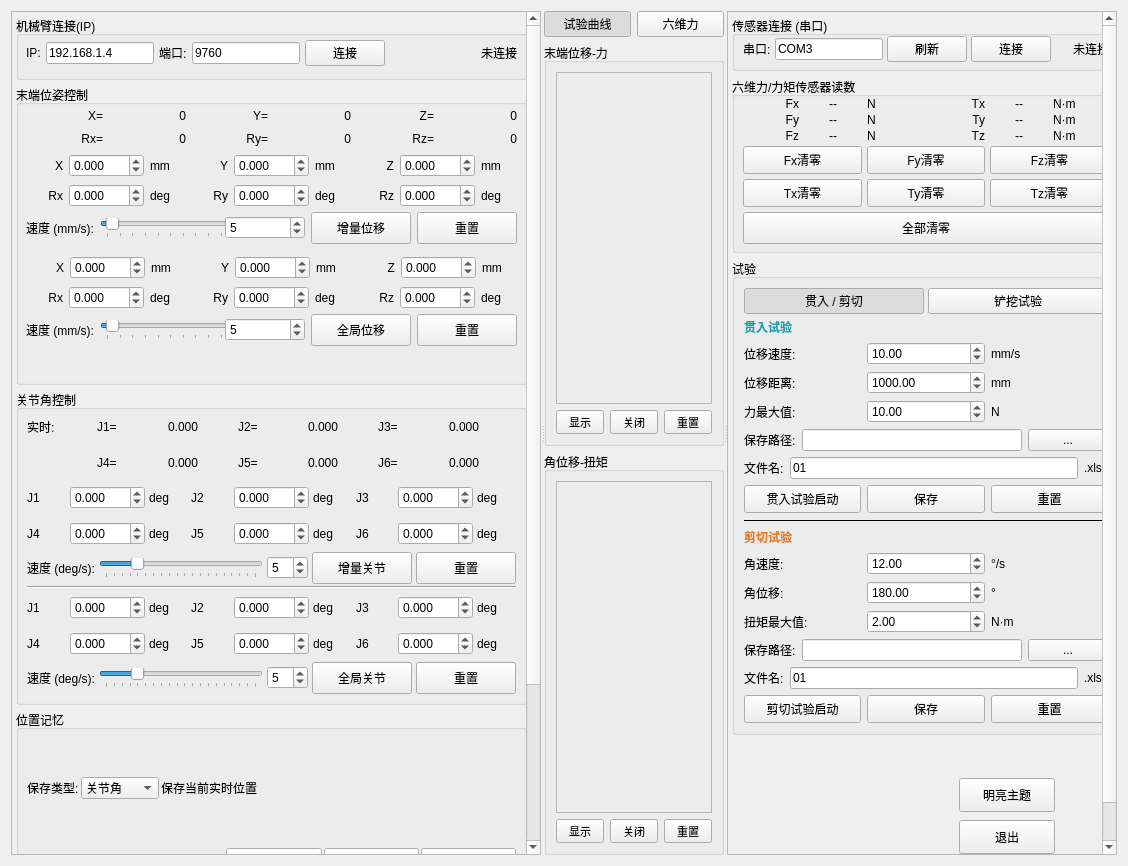
Qt form apps/sensor_6_control_v4/main_window_4.ui (617482966-lzh/robotic_arm_v1) before a commit.
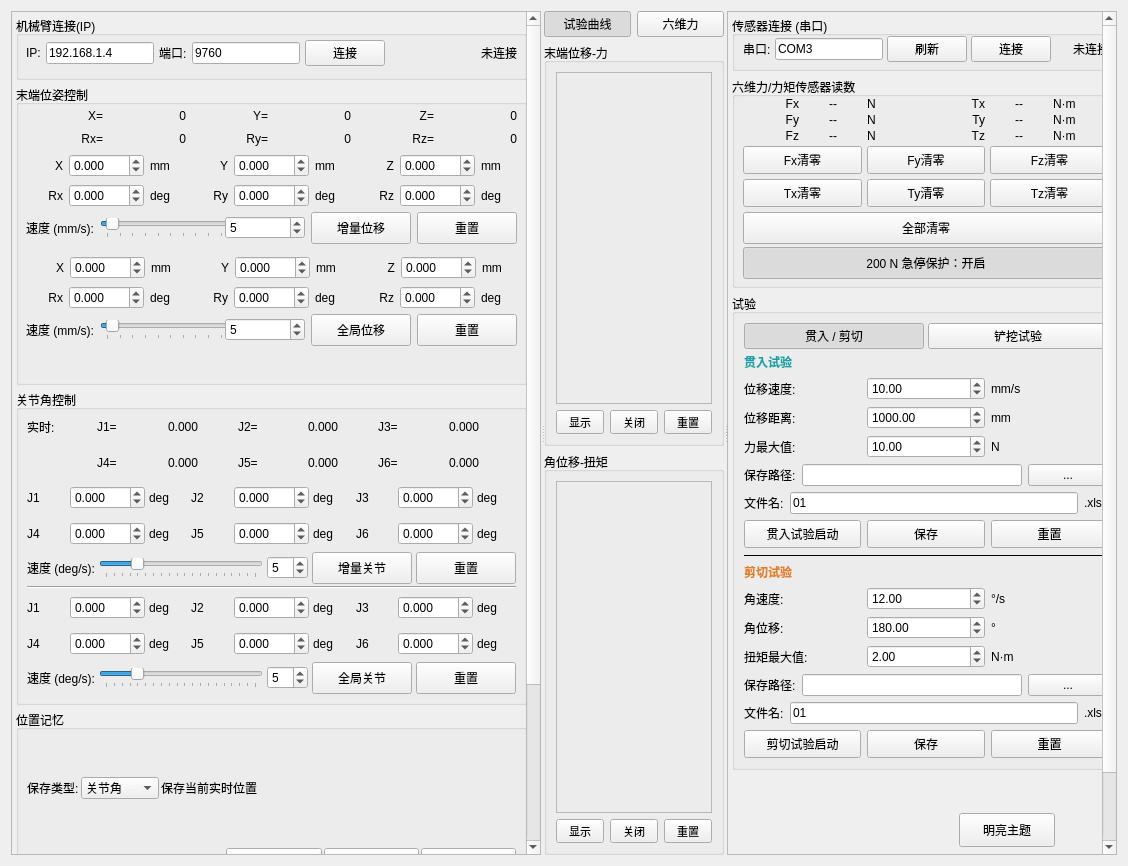
The same form after that commit.

Patch:
```diff
--- a/apps/sensor_6_control_v4/main_window_4.ui
+++ b/apps/sensor_6_control_v4/main_window_4.ui
@@ -2979,6 +2979,15 @@
              </item>
             </layout>
            </item>
+           <item>
+            <widget class="QPushButton" name="sensorForceProtectionBtn">
+             <property name="minimumSize"><size><width>0</width><height>32</height></size></property>
+             <property name="toolTip"><string>默认开启。传感器连接后，Fx、Fy、Fz 任一原始读数的绝对值大于 200 N 时立即提交机械臂急停。</string></property>
+             <property name="text"><string>200 N 急停保护：开启</string></property>
+             <property name="checkable"><bool>true</bool></property>
+             <property name="checked"><bool>true</bool></property>
+            </widget>
+           </item>
           </layout>
          </widget>
         </item>
```
Left out of the diff: 12 changed lines with no effect on the pictures.
